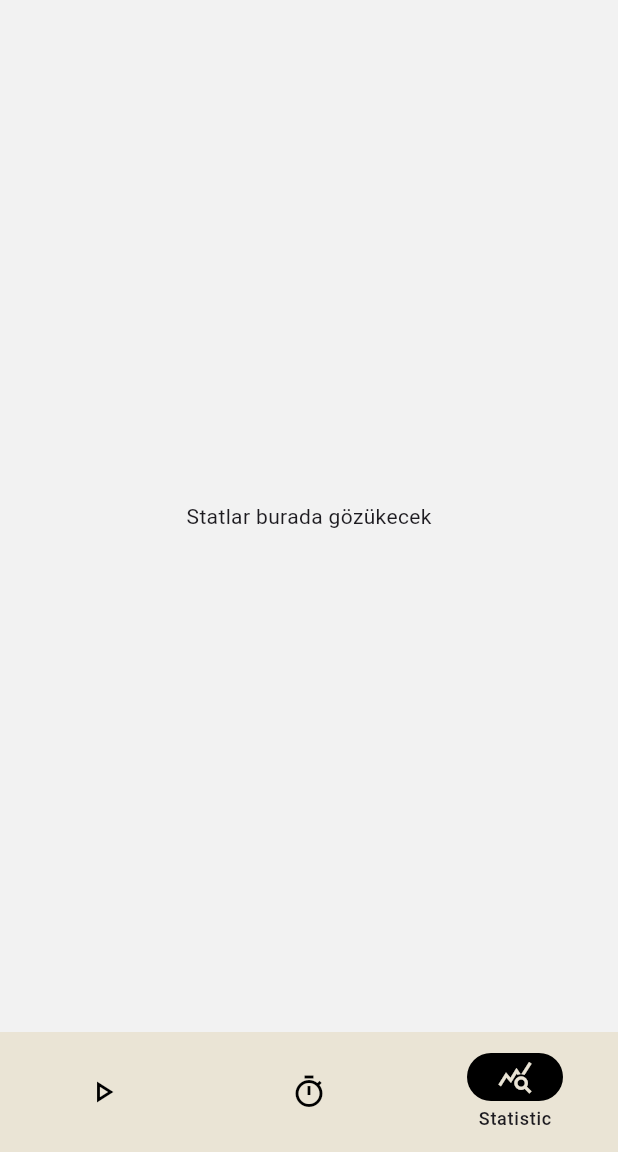
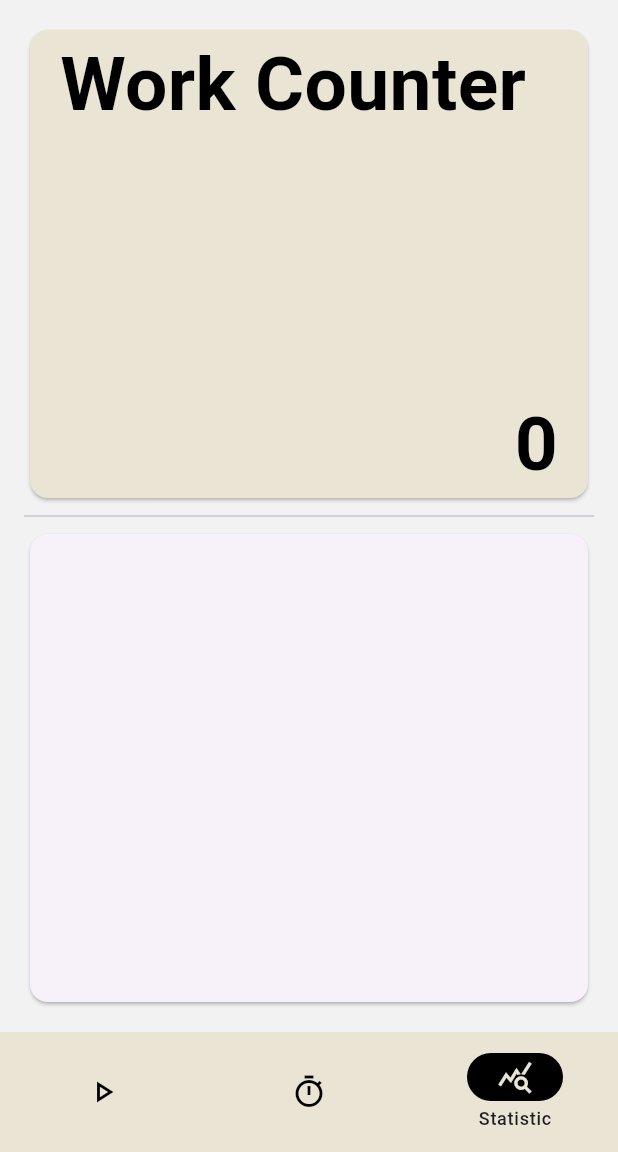
Before and after one commit to Slashet/Pomodoro-App, a Flutter app: the screen it shows after launch, item 3 of the bottom bar chosen, on a phone screen of 412 x 824 dp, the part 84-1236 px from its top. Run offline on Flutter 3.47's test engine with Material 3 defaults, Android fonts, the phone set to English and light mode, and no system bars; our stand-ins replace shared_preferences.

Commit message:
Added data storage and stats page progressed.

```diff
--- /dev/null
+++ b/lib/data/work_counter.dart
@@ -0,0 +1,15 @@
+import 'package:flutter/material.dart';
+import 'package:shared_preferences/shared_preferences.dart';
+
+ValueNotifier<int> workCounter = ValueNotifier<int>(0);
+
+Future<void> loadCounter() async {
+  final prefs = await SharedPreferences.getInstance();
+  workCounter.value = prefs.getInt('work_counter') ?? 0;
+}
+
+Future<void> incrementCounter() async {
+  workCounter.value++;
+  final prefs = await SharedPreferences.getInstance();
+  await prefs.setInt('work_counter', workCounter.value);
+}
--- a/lib/presentation/home_screen/widgets/stats_widget.dart
+++ b/lib/presentation/home_screen/widgets/stats_widget.dart
@@ -2,6 +2,9 @@ import 'package:flutter/material.dart';
 
 // color implementation
 import 'package:pomodoro_app/Theme/colors.dart';
+
+// Data implementation
+import 'package:pomodoro_app/data/work_counter.dart';
 
 class StatsWidget extends StatefulWidget {
   const StatsWidget({super.key});
@@ -12,7 +15,68 @@ class StatsWidget extends StatefulWidget {
 
 class _StatsWidgetState extends State<StatsWidget> {
   @override
+  void initState() {
+    super.initState();
+    loadCounter();
+  }
+
+  @override
   Widget build(BuildContext context) {
-    return Center(child: Text("Statlar burada gözükecek"));
+    return Center(
+      child: Padding(
+        padding: EdgeInsets.all(16.0),
+        child: Column(
+          children: <Widget>[
+            Expanded(
+              child: Card(
+                color: AppColors.second,
+                child: SizedBox.expand(
+                  child: Column(
+                    mainAxisAlignment: MainAxisAlignment.spaceBetween,
+                    children: [
+                      Row(
+                        mainAxisAlignment: MainAxisAlignment.start,
+                        children: [
+                          SizedBox(width: 20),
+                          Text(
+                            "Work Counter",
+                            style: TextStyle(
+                              fontWeight: FontWeight.bold,
+                              color: AppColors.fourth,
+                              fontSize: 50,
+                            ),
+                          ),
+                        ],
+                      ),
+                      Row(
+                        mainAxisAlignment: MainAxisAlignment.end,
+                        children: [
+                          ValueListenableBuilder(
+                            valueListenable: workCounter,
+                            builder: (context, workCounter, child) {
+                              return Text(
+                                '$workCounter',
+                                style: TextStyle(
+                                  fontWeight: FontWeight.bold,
+                                  color: AppColors.fourth,
+                                  fontSize: 50,
+                                ),
+                              );
+                            },
+                          ),
+                          SizedBox(width: 20),
+                        ],
+                      ),
+                    ],
+                  ),
+                ),
+              ),
+            ),
+            Divider(),
+            Expanded(child: Card(child: SizedBox.expand())),
+          ],
+        ),
+      ),
+    );
   }
 }
--- a/lib/presentation/home_screen/widgets/timer_widget.dart
+++ b/lib/presentation/home_screen/widgets/timer_widget.dart
@@ -1,9 +1,13 @@
 import 'package:flutter/material.dart';
+import 'package:shared_preferences/shared_preferences.dart';
 import 'dart:async';
 import 'dart:math';
 
 // color implementation
 import 'package:pomodoro_app/Theme/colors.dart';
+
+// Data implementation
+import 'package:pomodoro_app/data/work_counter.dart';
 
 class TimerWidget extends StatefulWidget {
   const TimerWidget({super.key});
@@ -39,6 +43,9 @@ class _MyWidgetState extends State<TimerWidget> {
           _seconds -= 198;
         });
       } else {
+        if (!_isBreak) {
+          incrementCounter();
+        }
         _isBreak = !_isBreak;
         setState(() {
           _seconds = _isBreak ? _breakTime : _workTime;
--- a/pubspec.yaml
+++ b/pubspec.yaml
@@ -9,6 +9,7 @@ environment:
 dependencies:
   flutter:
     sdk: flutter
+  shared_preferences: ^2.2.2
 
 dev_dependencies:
   flutter_test:
```
Also changed, not shown: pubspec.lock, 1 other file.
